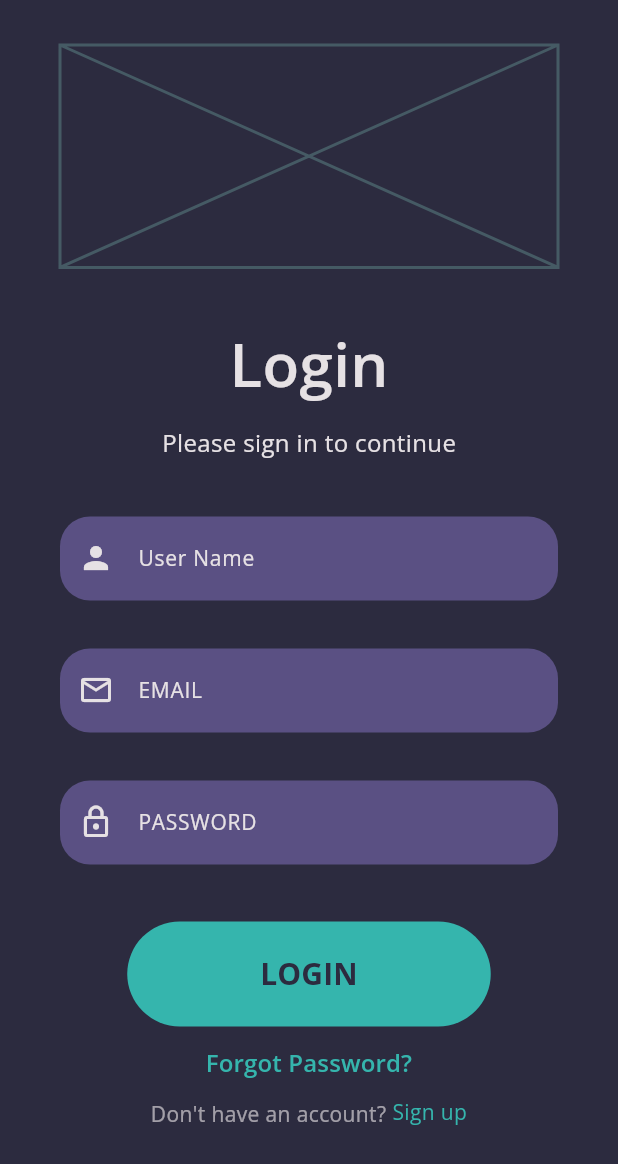
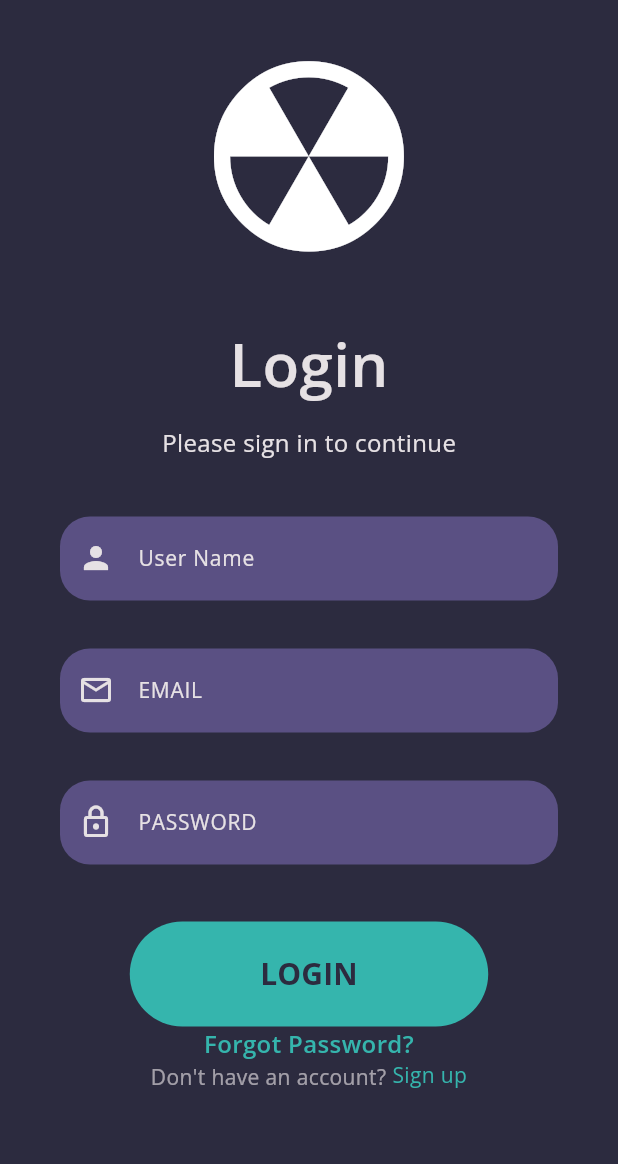
Before and after one commit to Yash0J/task_login_getx, a Flutter app: the screen it shows after launch, after a tap on "LOGIN", on a phone screen of 412 x 824 dp. Shown: the top 1164 px of the screen. Run offline on Flutter 3.47's test engine with Material 3 defaults, Android fonts, the phone set to English and light mode, and no system bars; our stand-ins replace get, google_fonts, responsive_sizer; network calls fail.

Commit message:
fixed all code using getx

```diff
--- a/lib/main.dart
+++ b/lib/main.dart
@@ -1,6 +1,7 @@
 import 'package:flutter/material.dart';
 import 'package:get/get.dart';
-
+import 'utils/constants/colors.dart';
+import 'package:responsive_sizer/responsive_sizer.dart';
 import 'view/auth/login_page.dart';
 
 void main() {
@@ -12,12 +13,24 @@ class MyApp extends StatelessWidget {
 
   @override
   Widget build(BuildContext context) {
+    return ResponsiveSizer(builder: (context, orientation, screenType) {
       return GetMaterialApp(
         title: 'Flutter Demo',
+        theme: ThemeData(
+          brightness: Brightness.dark,
+          primaryColor: AppColors.primaryColor,
+          colorScheme: ColorScheme.dark(
+            primary: AppColors.primaryColor,
+            background: AppColors.darkBlue,
+            secondary: AppColors.purple,
+          ),
+          useMaterial3: true,
+        ),
         initialRoute: '/login',
         getPages: [
           GetPage(name: '/login', page: () => LoginPage()),
         ],
       );
+    });
   }
 }
--- a/lib/utils/shared/custom_widgets.dart
+++ b/lib/utils/shared/custom_widgets.dart
@@ -1,87 +1 @@
-import 'package:flutter/material.dart';
-import 'package:google_fonts/google_fonts.dart';
-
-class Custom {
-  static Text text({
-    String? text,
-    TextAlign? textAlign,
-    double? fontSize = 14,
-    FontWeight? fontWeight,
-    Color? colors = const Color(0xffe6e1e4),
-  }) {
-    return Text(
-      text!,
-      textAlign: textAlign,
-      style: GoogleFonts.openSans(
-        fontSize: fontSize,
-        fontWeight: fontWeight,
-        color: colors,
-      ),
-    );
-  }
-
-  static TextStyle style({
-    TextAlign? textAlign,
-    double? fontSize = 14,
-    FontWeight? fontWeight,
-    Color? colors = const Color(0xffe6e1e4),
-  }) {
-    return GoogleFonts.openSans(
-      fontSize: fontSize,
-      fontWeight: fontWeight,
-      color: colors,
-    );
-  }
-
-  static TextFormField textField({
-    Widget? label,
-    FloatingLabelBehavior? floatingLabelBehavior,
-    String? hintText,
-    TextStyle? hintStyle,
-    bool? filled = true,
-    Color? fillColor = const Color(0xFF5A5083),
-    Color? cursorColor = const Color(0xffe6e1e4),
-    InputBorder? border,
-    Widget? prefix,
-    Icon? prefixIcon,
-    Widget? suffix,
-    Icon? suffixIcon,
-    FloatingLabelAlignment? floatingLabelAlignment =
-        FloatingLabelAlignment.start,
-    bool? alignLabelWithHint = true,
-    bool obscureText = false,
-    InputDecoration? decoration,
-    TextEditingController? controller,
-    String? Function(String?)? validator,
-    Widget? error,
-  }) {
-    border ??= OutlineInputBorder(
-      borderSide: BorderSide.none,
-      borderRadius: BorderRadius.circular(20.0),
-    );
-
-    decoration ??= InputDecoration(
-      filled: filled,
-      fillColor: fillColor,
-      border: border,
-      prefix: prefix,
-      hintText: hintText,
-      prefixIcon: prefixIcon,
-      hintStyle: hintStyle,
-      floatingLabelBehavior:
-          floatingLabelBehavior ?? FloatingLabelBehavior.never,
-      label: label,
-      floatingLabelAlignment: floatingLabelAlignment,
-      alignLabelWithHint: alignLabelWithHint,
-      error: error,
-    );
-
-    return TextFormField(
-      obscureText: obscureText,
-      cursorColor: cursorColor,
-      controller: controller,
-      validator: validator,
-      decoration: decoration,
-    );
-  }
-}
+// TODO Implement this library.
--- /dev/null
+++ b/lib/utils/shared/custom_widgits.dart
@@ -0,0 +1,79 @@
+import 'package:flutter/material.dart';
+import 'package:google_fonts/google_fonts.dart';
+
+class Custom {
+  static Text text({
+    String? text,
+    TextAlign? textAlign,
+    double? fontSize = 14,
+    FontWeight? fontWeight,
+    Color? colors = const Color(0xffe6e1e4),
+  }) {
+    return Text(
+      text!,
+      textAlign: textAlign,
+      style: GoogleFonts.openSans(
+        fontSize: fontSize,
+        fontWeight: fontWeight,
+        color: colors,
+      ),
+    );
+  }
+
+  static TextStyle style({
+    TextAlign? textAlign,
+    double? fontSize = 14,
+    FontWeight? fontWeight,
+    Color? colors = const Color(0xffe6e1e4),
+  }) {
+    return GoogleFonts.openSans(
+      fontSize: fontSize,
+      fontWeight: fontWeight,
+      color: colors,
+    );
+  }
+
+  static TextFormField textField({
+    Widget? label,
+    FloatingLabelBehavior? floatingLabelBehavior,
+    String? hintText,
+    TextStyle? hintStyle,
+    bool? filled = true,
+    Color? fillColor = const Color(0xFF5A5083),
+    Color? cursorColor = const Color(0xffe6e1e4),
+    Widget? prefix,
+    Icon? prefixIcon,
+    Widget? suffix,
+    Icon? suffixIcon,
+    FloatingLabelAlignment? floatingLabelAlignment =
+        FloatingLabelAlignment.start,
+    bool? alignLabelWithHint = true,
+    bool obscureText = false,
+    TextEditingController? controller,
+    String? Function(String?)? validator,
+  }) {
+    return TextFormField(
+      obscureText: obscureText,
+      cursorColor: cursorColor,
+      controller: controller,
+      validator: validator,
+      decoration: InputDecoration(
+        filled: filled,
+        fillColor: fillColor,
+        border: OutlineInputBorder(
+          borderSide: BorderSide.none,
+          borderRadius: BorderRadius.circular(20.0),
+        ),
+        prefix: prefix,
+        hintText: hintText,
+        prefixIcon: prefixIcon,
+        hintStyle: hintStyle,
+        floatingLabelBehavior:
+            floatingLabelBehavior ?? FloatingLabelBehavior.never,
+        label: label,
+        floatingLabelAlignment: floatingLabelAlignment,
+        alignLabelWithHint: alignLabelWithHint,
+      ),
+    );
+  }
+}
--- a/lib/view/auth/login_page.dart
+++ b/lib/view/auth/login_page.dart
@@ -1,32 +1,29 @@
-// ignore_for_file: avoid_print, must_be_immutable
-import 'dart:convert';
+import 'package:flutter/cupertino.dart';
 import 'package:flutter/material.dart';
 import 'package:get/get.dart';
-import 'package:http/http.dart' as http;
+import 'package:responsive_sizer/responsive_sizer.dart';
 
 import '../../utils/constants/colors.dart';
-import '../../utils/shared/custom_widgets.dart';
+import '../../utils/shared/custom_widgits.dart';
 import '../../viewmodels/login_viewmodel.dart';
 
 class LoginPage extends StatelessWidget {
   LoginPage({super.key});
-  final LoginViewModel _loginViewModel = Get.put(LoginViewModel());
+  final LoginViewModel getLogin = Get.put(LoginViewModel());
 
-  final TextEditingController _usernameController = TextEditingController();
-  final TextEditingController _emailController = TextEditingController();
-  final TextEditingController _passwordController = TextEditingController();
+  // final TextEditingController _usernameController = TextEditingController();
+  // final TextEditingController _emailController = TextEditingController();
+  // final TextEditingController _passwordController = TextEditingController();
 
-  final _formKey = GlobalKey<FormState>();
+  // final _formKey = GlobalKey<FormState>();
 
-  String? _usernameError;
-  String? _emailError;
-  String? _passwordError;
+  // String? _usernameError;
+  // String? _emailError;
+  // String? _passwordError;
 
   @override
   Widget build(BuildContext context) {
-    var mediaWidth = MediaQuery.of(context).size.width;
-    var mediaHeight = MediaQuery.of(context).size.height;
-
+    return GetBuilder<LoginViewModel>(builder: (controller) {
       return Scaffold(
         backgroundColor: AppColors.primaryColor,
         body: SafeArea(
@@ -39,7 +36,7 @@ class LoginPage extends StatelessWidget {
                 crossAxisAlignment: CrossAxisAlignment.center,
                 children: [
                   const SizedBox(height: 18),
-                loginImage(mediaHeight),
+                  loginImage(),
                   const SizedBox(height: 36),
                   Custom.text(
                     text: "Login",
@@ -54,7 +51,7 @@ class LoginPage extends StatelessWidget {
                   ),
                   const SizedBox(height: 38),
                   Form(
-                  key: _formKey,
+                    key: getLogin.formKey,
                     child: Column(
                       children: [
                         userNameTextField(),
@@ -64,8 +61,8 @@ class LoginPage extends StatelessWidget {
                     ),
                   ),
                   const SizedBox(height: 6),
-                loginButton(mediaWidth),
-                forgotPasswordButton(mediaWidth),
+                  loginButton(),
+                  forgotPasswordButton(),
                   newAccountSignup(),
                 ],
               ),
@@ -73,13 +70,14 @@ class LoginPage extends StatelessWidget {
           ),
         ),
       );
+    });
   }
 
-  Center loginImage(double mediaHeight) {
+  Center loginImage() {
     return Center(
-      child: SizedBox(
-        height: mediaHeight * 0.18,
-        child: const Placeholder(), // Your SVG picture widget here
+      child: Icon(
+        CupertinoIcons.burn,
+        size: 18.h,
       ),
     );
   }
@@ -91,10 +89,10 @@ class LoginPage extends StatelessWidget {
         children: [
           Custom.textField(
             validator: (value) {
-              _usernameError = validateUsername(value);
+              getLogin.validateUsername(value);
               return null;
             },
-            controller: _usernameController,
+            controller: getLogin.usernameController,
             cursorColor: AppColors.white,
             prefixIcon: Icon(Icons.person, color: AppColors.white),
             hintText: 'Enter user name',
@@ -103,11 +101,6 @@ class LoginPage extends StatelessWidget {
               fontSize: 14,
               fontWeight: FontWeight.w400,
             ),
-          ),
-          if (_usernameError != null)
-            Text(
-              _usernameError!,
-              style: const TextStyle(color: Colors.red),
           ),
         ],
       ),
@@ -121,10 +114,10 @@ class LoginPage extends StatelessWidget {
         children: [
           Custom.textField(
             validator: (value) {
-              _emailError = validateEmail(value);
+              getLogin.validateEmail(value);
               return null;
             },
-            controller: _emailController,
+            controller: getLogin.emailController,
             cursorColor: AppColors.white,
             prefixIcon: Icon(Icons.email_outlined, color: AppColors.white),
             hintText: 'Enter your email',
@@ -133,11 +126,6 @@ class LoginPage extends StatelessWidget {
               fontSize: 14,
               fontWeight: FontWeight.w400,
             ),
-          ),
-          if (_emailError != null)
-            Text(
-              _emailError!,
-              style: const TextStyle(color: Colors.red),
           ),
         ],
       ),
@@ -151,10 +139,10 @@ class LoginPage extends StatelessWidget {
         children: [
           Custom.textField(
             validator: (value) {
-              _passwordError = validatePassword(value);
+              getLogin.validatePassword(value);
               return null;
             },
-            controller: _passwordController,
+            controller: getLogin.passwordController,
             obscureText: true,
             hintText: 'Enter your password',
             label: Custom.text(
@@ -165,32 +153,18 @@ class LoginPage extends StatelessWidget {
             cursorColor: AppColors.white,
             prefixIcon: Icon(Icons.lock_outlined, color: AppColors.white),
           ),
-          if (_passwordError != null)
-            Text(
-              _passwordError!,
-              style: const TextStyle(color: Colors.red),
-            ),
         ],
       ),
     );
   }
 
-  TextButton loginButton(double mediaWidth) {
+  TextButton loginButton() {
     return TextButton(
-      onPressed: () {
-        if (_formKey.currentState?.validate() == true) {
-          print('Username: ${_usernameController.text}');
-          print('Email: ${_emailController.text}');
-          print('Password: ${_passwordController.text}');
-          login(_loginViewModel);
-          // Navigator.pushReplacement(context,
-          //     MaterialPageRoute(builder: (context) => const HomePage()));
-        }
-      },
+      onPressed: () => getLogin.loginButton(),
       style: TextButton.styleFrom(
         backgroundColor: AppColors.green,
         shape: RoundedRectangleBorder(borderRadius: BorderRadius.circular(600)),
-        minimumSize: Size(mediaWidth / 1.7, 70),
+        minimumSize: Size(58.w, 70),
       ),
       child: Custom.text(
         text: "LOGIN",
@@ -202,22 +176,13 @@ class LoginPage extends StatelessWidget {
     );
   }
 
-  TextButton forgotPasswordButton(double mediaWidth) {
-    return TextButton(
-      onPressed: () {},
-      style: TextButton.styleFrom(
-        shape: RoundedRectangleBorder(borderRadius: BorderRadius.circular(600)),
-        minimumSize: Size(mediaWidth / 9, 0),
-        surfaceTintColor: Colors.transparent,
-        splashFactory: NoSplash.splashFactory,
-      ),
-      child: Custom.text(
+  Widget forgotPasswordButton() {
+    return Custom.text(
       text: "Forgot Password?",
       textAlign: TextAlign.center,
       fontSize: 16,
       colors: AppColors.green,
       fontWeight: FontWeight.w600,
-      ),
     );
   }
 
@@ -243,57 +208,4 @@ class LoginPage extends StatelessWidget {
       ),
     );
   }
-
-  String? validateUsername(String? username) {
-    if (username == null || username.isEmpty) {
-      return 'Username is required';
 }
-    return null;
-  }
-
-  /// email is 'eve.holt@reqres.in'
-  String? validateEmail(String? email) {
-    if (email == null || email.isEmpty) {
-      return 'Email is required';
-    } else if (!RegExp(r'^[a-zA-Z0-9._-]+@[a-zA-Z0-9.-]+\.[a-zA-Z]{2,4}$')
-        .hasMatch(email)) {
-      return 'Invalid email format';
-    }
-    return null;
-  }
-
-// password is 'pistol'
-  String? validatePassword(String? password) {
-    if (password == null || password.isEmpty) {
-      return 'Password is required';
-    } else if (password != 'pistol' &&
-        !RegExp(r'^(?=.*[a-z])(?=.*[A-Z])(?=.*\d)(?=.*[@$!%*?&])[A-Za-z\d@$!%*?&]{6,16}$')
-            .hasMatch(password)) {
-      return 'Invalid password format';
-    }
-    return null;
-  }
-
-  void login(loginViewModel) async {
-    try {
-      http.Response response = await http.post(
-        Uri.parse('https://reqres.in/api/login'),
-        body: jsonEncode({
-          'email': _emailController.text,
-          'password': _passwordController.text,
-        }),
-        headers: {'Content-Type': 'application/json'},
-      );
-
-      if (response.statusCode == 200) {
-        var data = jsonDecode(response.body);
-        print("token for login is: ${data['token']}");
-        print('login successfully');
-      } else {
-        print('Login failed, status_code => ${response.statusCode}');
-      }
-    } catch (error) {
-      print(error.toString());
-    }
-  }
-}
--- a/lib/viewmodels/login_viewmodel.dart
+++ b/lib/viewmodels/login_viewmodel.dart
@@ -1,11 +1,66 @@
 // ignore_for_file: avoid_print
 
+import 'dart:convert';
+
+import 'package:flutter/material.dart';
 import 'package:get/get.dart';
 import 'package:http/http.dart' as http;
 
 import '../models/login_model.dart';
 
 class LoginViewModel extends GetxController {
+  final TextEditingController usernameController = TextEditingController();
+  final TextEditingController emailController = TextEditingController();
+  final TextEditingController passwordController = TextEditingController();
+
+  final formKey = GlobalKey<FormState>();
+
+  String? usernameError;
+  String? emailError;
+  String? passwordError;
+
+  validateUsername(String? username) {
+    if (username == null || username.isEmpty) {
+      return 'Username is required';
+    }
+    return null;
+  }
+
+  /// email is 'eve.holt@reqres.in'
+  validateEmail(String? email) {
+    if (email == null || email.isEmpty) {
+      return 'Email is required';
+    } else if (!RegExp(r'^[a-zA-Z0-9._-]+@[a-zA-Z0-9.-]+\.[a-zA-Z]{2,4}$')
+        .hasMatch(email)) {
+      return 'Invalid email format';
+    }
+    return null;
+  }
+
+// password is 'pistol'
+  validatePassword(String? password) {
+    if (password == null || password.isEmpty) {
+      return 'Password is required';
+    } else if (password != 'pistol' &&
+        !RegExp(r'^(?=.*[a-z])(?=.*[A-Z])(?=.*\d)(?=.*[@$!%*?&])[A-Za-z\d@$!%*?&]{6,16}$')
+            .hasMatch(password)) {
+      return 'Invalid password format';
+    }
+    return null;
+  }
+
+  void loginButton() {
+    if (formKey.currentState?.validate() == true) {
+      print('Username: ${usernameController.text}');
+      print('Email: ${emailController.text}');
+      print('Password: ${passwordController.text}');
+
+      LoginModel loginModel = LoginModel(
+          email: emailController.text, password: passwordController.text);
+      login(loginModel);
+    }
+  }
+
   void login(LoginModel loginModel) async {
     try {
       http.Response response = await http.post(
@@ -14,8 +69,8 @@ class LoginViewModel extends GetxController {
       );
 
       if (response.statusCode == 200) {
-        var data = response.body;
-        print("token for login is: $data");
+        var data = jsonDecode(response.body); // Parse response body as JSON
+        print("token for login is: ${data['token']}");
         print('login successfully');
       } else {
         print('Login failed, status_code => ${response.statusCode}');
@@ -25,3 +80,25 @@ class LoginViewModel extends GetxController {
     }
   }
 }
+  // void login() async {
+  //   try {
+  //     http.Response response = await http.post(
+  //       Uri.parse('https://reqres.in/api/login'),
+  //       body: jsonEncode({
+  //         'email': emailController.text,
+  //         'password': passwordController.text,
+  //       }),
+  //       headers: {'Content-Type': 'application/json'},
+  //     );
+
+  //     if (response.statusCode == 200) {
+  //       var data = jsonDecode(response.body);
+  //       print("token for login is: ${data['token']}");
+  //       print('login successfully');
+  //     } else {
+  //       print('Login failed, status_code => ${response.statusCode}');
+  //     }
+  //   } catch (error) {
+  //     print(error.toString());
+  //   }
+  // }
```
Also changed, not shown: lib/models/login_model.dart (+0 -23 lines), pubspec.yaml (+3 -4 lines), pubspec.lock. Lines whose indentation alone changed are shown as unchanged.
